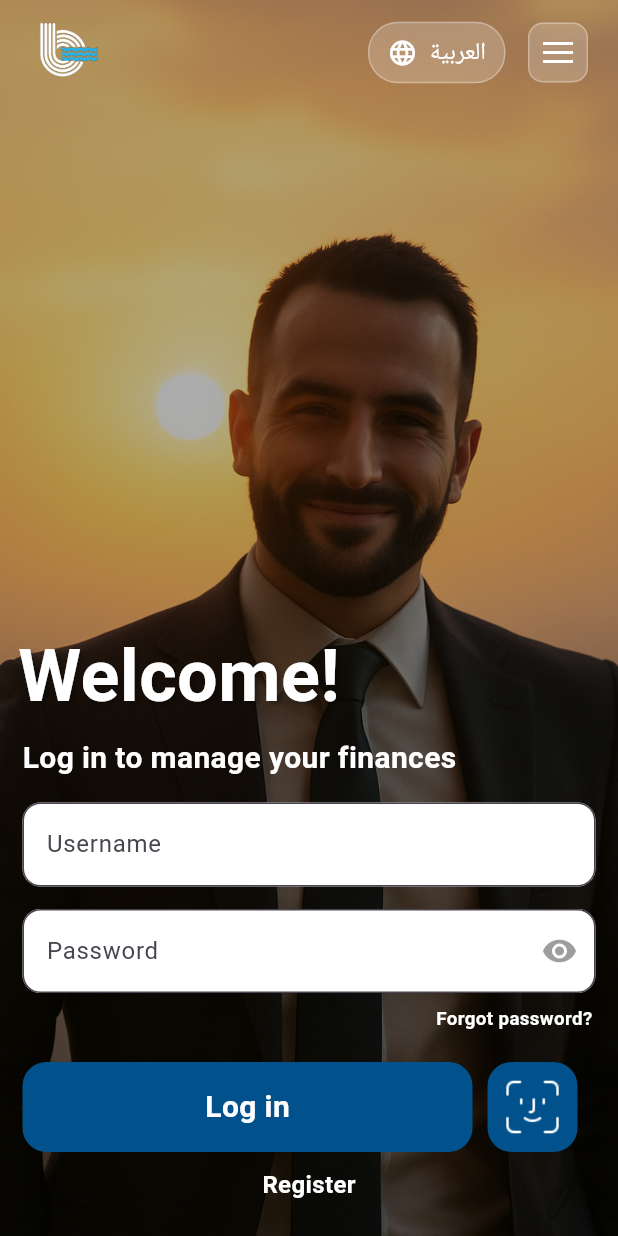
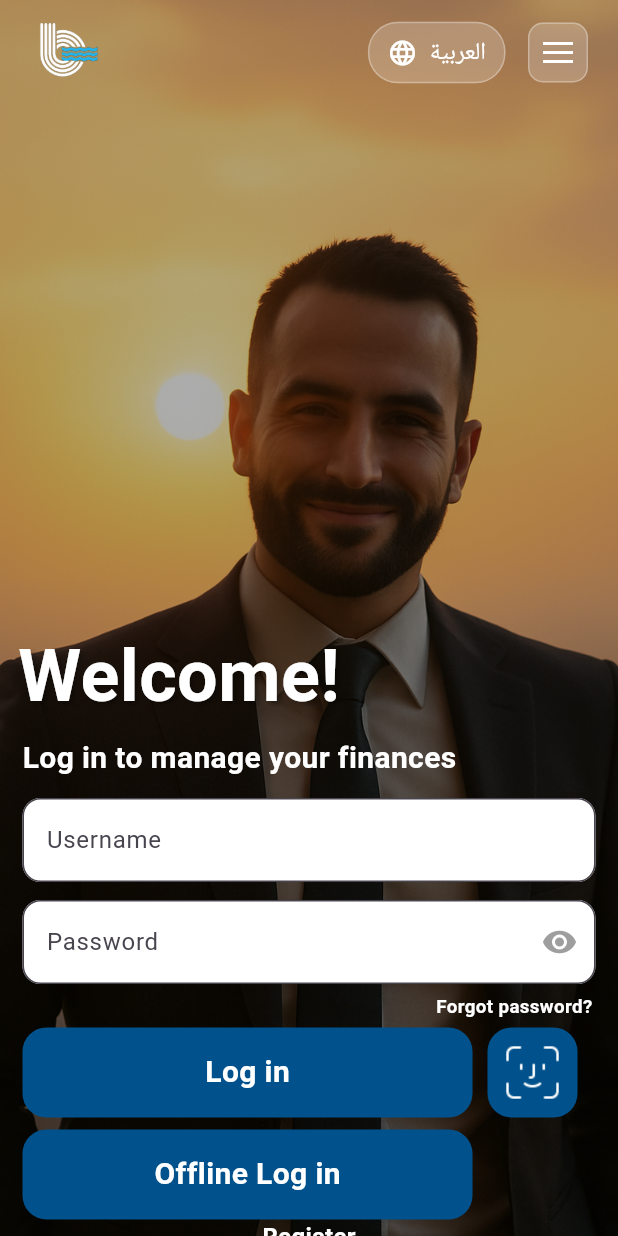
Before and after one commit to Bavlyy-Ramy/SCB_Login_Page, a Flutter app: the screen it shows after launch, on a phone screen of 412 x 824 dp. Run offline on Flutter 3.47's test engine with Material 3 defaults, Android fonts, the phone set to English and light mode, and no system bars; our stand-ins replace bloc, flutter_bloc.

Commit message:
cubit integrated with login form

```diff
--- a/lib/features/auth/presentation/cubit/login_state.dart
+++ b/lib/features/auth/presentation/cubit/login_state.dart
@@ -7,6 +7,7 @@ final class LoginInitial extends LoginState {}
 final class LoginLoading extends LoginState {}
 final class LoginSuccess extends LoginState {}
 final class LoginFailure extends LoginState {
-  String erroMsg;
+  final String erroMsg;
   LoginFailure(this.erroMsg);
 }
+class LoginOfflineLoading extends LoginState {}
--- a/lib/features/auth/presentation/pages/login_page.dart
+++ b/lib/features/auth/presentation/pages/login_page.dart
@@ -1,4 +1,6 @@
 import 'package:flutter/material.dart';
+import 'package:flutter_bloc/flutter_bloc.dart';
+import 'package:scb_login/features/auth/presentation/cubit/login_cubit.dart';
 import 'package:scb_login/features/auth/presentation/widgets/login_form.dart';
 import '../widgets/background_section.dart';
 import '../widgets/top_bar_section.dart';
@@ -69,7 +71,10 @@ class _LoginPageState extends State<LoginPage> with TickerProviderStateMixin {
                       slideAnimation: _slideAnimation,
                     ),
                   ),
-                  const LoginForm(),
+                  BlocProvider(
+                    create: (context) => LoginCubit(),
+                    child: const LoginForm(),
+                  ),
                 ],
               ),
             ),
--- a/lib/features/auth/presentation/widgets/login_form.dart
+++ b/lib/features/auth/presentation/widgets/login_form.dart
@@ -1,6 +1,7 @@
 import 'dart:developer';
-
 import 'package:flutter/material.dart';
+import 'package:flutter_bloc/flutter_bloc.dart';
+import 'package:scb_login/features/auth/presentation/cubit/login_cubit.dart';
 
 class LoginForm extends StatefulWidget {
   const LoginForm({super.key});
@@ -14,10 +15,45 @@ class _LoginFormState extends State<LoginForm> {
   final formKey = GlobalKey<FormState>();
   final usernameController = TextEditingController();
   final passwordController = TextEditingController();
-  bool isLoading = false;
+
+  @override
+  void dispose() {
+    usernameController.dispose();
+    passwordController.dispose();
+    super.dispose();
+  }
+
+  void showCustomDialog(BuildContext context, String status, String message) {
+    showDialog<void>(
+      context: context,
+      builder: (context) => AlertDialog(
+        title: Text(status),
+        content: Text(message),
+        actions: [
+          TextButton(
+            onPressed: () => Navigator.of(context).pop(),
+            child: const Text('OK'),
+          ),
+        ],
+      ),
+    );
+  }
 
   @override
   Widget build(BuildContext context) {
+    return BlocConsumer<LoginCubit, LoginState>(
+      listener: (context, state) {
+        if (state is LoginSuccess) {
+          showCustomDialog(
+              context, 'Success', 'You have logged in successfully');
+        } else if (state is LoginFailure) {
+          showCustomDialog(context, 'Failure', state.erroMsg);
+        }
+      },
+      builder: (context, state) {
+        final isLoading = state is LoginLoading;
+        final isFailLoading = state is LoginOfflineLoading;
+
         return Column(
           mainAxisAlignment: MainAxisAlignment.center,
           children: [
@@ -35,7 +71,7 @@ class _LoginFormState extends State<LoginForm> {
                           color: Colors.white,
                           fontWeight: FontWeight.bold),
                     ),
-                const SizedBox(height: 15),
+                    const SizedBox(height: 12),
                     TextFormField(
                       controller: usernameController,
                       style: const TextStyle(color: Colors.black),
@@ -56,7 +92,7 @@ class _LoginFormState extends State<LoginForm> {
                         labelText: 'Username',
                       ),
                     ),
-                const SizedBox(height: 15),
+                    const SizedBox(height: 12),
                     TextFormField(
                       controller: passwordController,
                       validator: (value) {
@@ -91,8 +127,9 @@ class _LoginFormState extends State<LoginForm> {
                         ),
                       ),
                     ),
-                const SizedBox(height: 8),
+                    const SizedBox(height: 6),
                     GestureDetector(
+                      //onTap: ,
                       child: Container(
                         width: 380,
                         child: const Row(
@@ -109,40 +146,83 @@ class _LoginFormState extends State<LoginForm> {
                         ),
                       ),
                     ),
-                const SizedBox(height: 20),
+                    const SizedBox(height: 5),
                     Row(
                       children: [
-                    GestureDetector(
-                      onTap: () async {
-                        if (formKey.currentState!.validate()) {
-                          String username = usernameController.text;
-                          String password = passwordController.text;
-                          log('Logging in with $username and $password');
-
-                          setState(() {
-                            isLoading = true;
-                          });
-
-                          await Future.delayed(const Duration(seconds: 2));
-
-                          setState(() {
-                            isLoading = false;
-                          });
-
-                          showDialog(
+                        logInBtn(
                           context: context,
-                            builder: (context) => AlertDialog(
-                              title: const Text('Success'),
-                              content: const Text(
-                                  'You have logged in successfully!'),
-                              actions: [
-                                TextButton(
-                                  onPressed: () => Navigator.of(context).pop(),
-                                  child: const Text('OK'),
+                          logInText: 'Log in',
+                          isLoading: isLoading,
+                          isOnline: true,
+                        ),
+                        const SizedBox(width: 10),
+                        Container(
+                          width: 60,
+                          height: 60,
+                          decoration: BoxDecoration(
+                              color: const Color(0xFF01528c),
+                              borderRadius: BorderRadius.circular(16)),
+                          child: Row(
+                            mainAxisAlignment: MainAxisAlignment.center,
+                            children: [
+                              Image.asset(
+                                'assets/icons/face-id.png',
+                                scale: 1.2,
                               ),
                             ],
                           ),
+                        ),
+                      ],
+                    ),
+                    const SizedBox(height: 8),
+                    logInBtn(
+                      context: context,
+                      logInText: 'Offline Log in',
+                      isLoading: isFailLoading,
+                      isOnline: false,
+                    ),
+                    const Row(
+                      mainAxisAlignment: MainAxisAlignment.center,
+                      children: [
+                        Text(
+                          "Register",
+                          style: TextStyle(
+                              fontSize: 16,
+                              fontWeight: FontWeight.bold,
+                              color: Colors.white),
+                        ),
+                      ],
+                    )
+                  ],
+                ),
+              ),
+            ),
+          ],
         );
+      },
+    );
+  }
+
+  GestureDetector logInBtn({
+    required BuildContext context,
+    required String logInText,
+    required bool isLoading,
+    required bool isOnline,
+  }) {
+    return GestureDetector(
+      onTap: () {
+        if (formKey.currentState!.validate()) {
+          final username = usernameController.text;
+          final password = passwordController.text;
+          log('Logging in with $username and $password');
+
+          if (isOnline) {
+            context
+                .read<LoginCubit>()
+                .login(username: username, password: password);
+          } else {
+            context.read<LoginCubit>().offlineLogin();
+          }
         }
       },
       child: Container(
@@ -162,9 +242,9 @@ class _LoginFormState extends State<LoginForm> {
                     strokeWidth: 3,
                   ),
                 )
-                              : const Text(
-                                  'Log in',
-                                  style: TextStyle(
+              : Text(
+                  logInText,
+                  style: const TextStyle(
                     color: Colors.white,
                     fontSize: 20,
                     fontWeight: FontWeight.bold,
@@ -172,44 +252,6 @@ class _LoginFormState extends State<LoginForm> {
                 ),
         ),
       ),
-                    ),
-                    SizedBox(width: 10),
-                    Container(
-                      width: 60,
-                      height: 60,
-                      decoration: BoxDecoration(
-                          color: const Color(0xFF01528c),
-                          borderRadius: BorderRadius.circular(16)),
-                      child: Row(
-                        mainAxisAlignment: MainAxisAlignment.center,
-                        children: [
-                          Image.asset(
-                            'assets/icons/face-id.png',
-                            scale: 1.2,
-                          ),
-                        ],
-                      ),
-                    ),
-                  ],
-                ),
-                SizedBox(height: 10),
-                Row(
-                  mainAxisAlignment: MainAxisAlignment.center,
-                  children: [
-                    Text(
-                      "Register",
-                      style: TextStyle(
-                          fontSize: 16,
-                          fontWeight: FontWeight.bold,
-                          color: Colors.white),
-                    ),
-                  ],
-                )
-              ],
-            ),
-          ),
-        ),
-      ],
     );
   }
 }
```
Also changed, not shown: lib/features/auth/presentation/cubit/login_cubit.dart (+16 -0 lines). Lines whose indentation alone changed are shown as unchanged.
